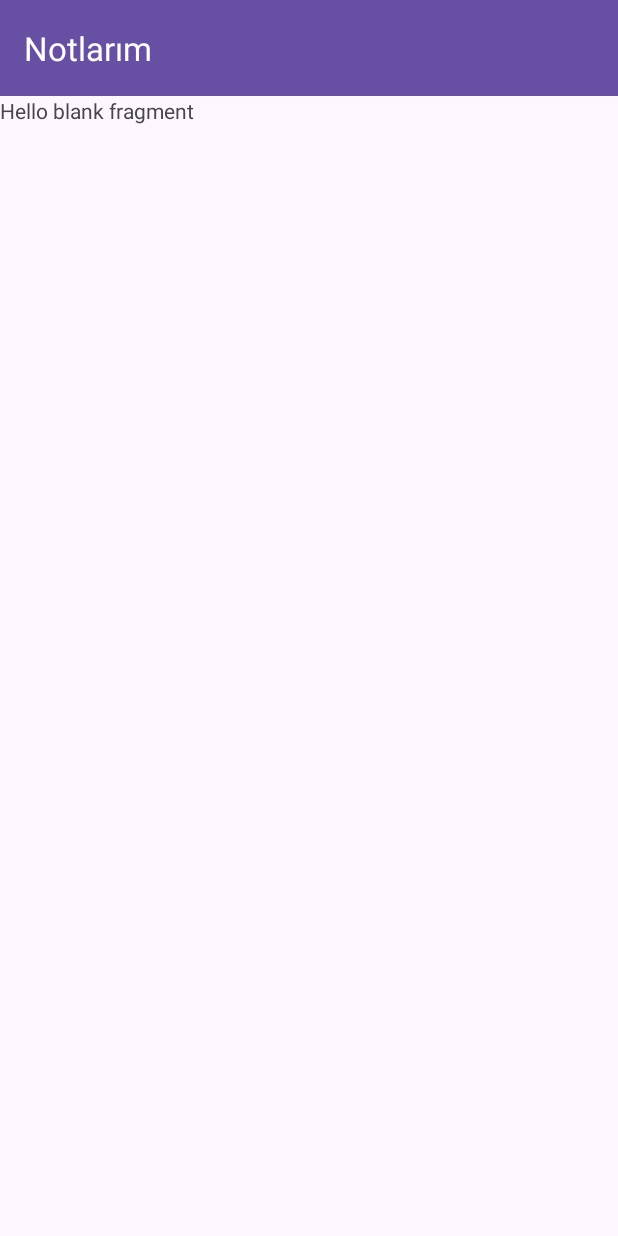
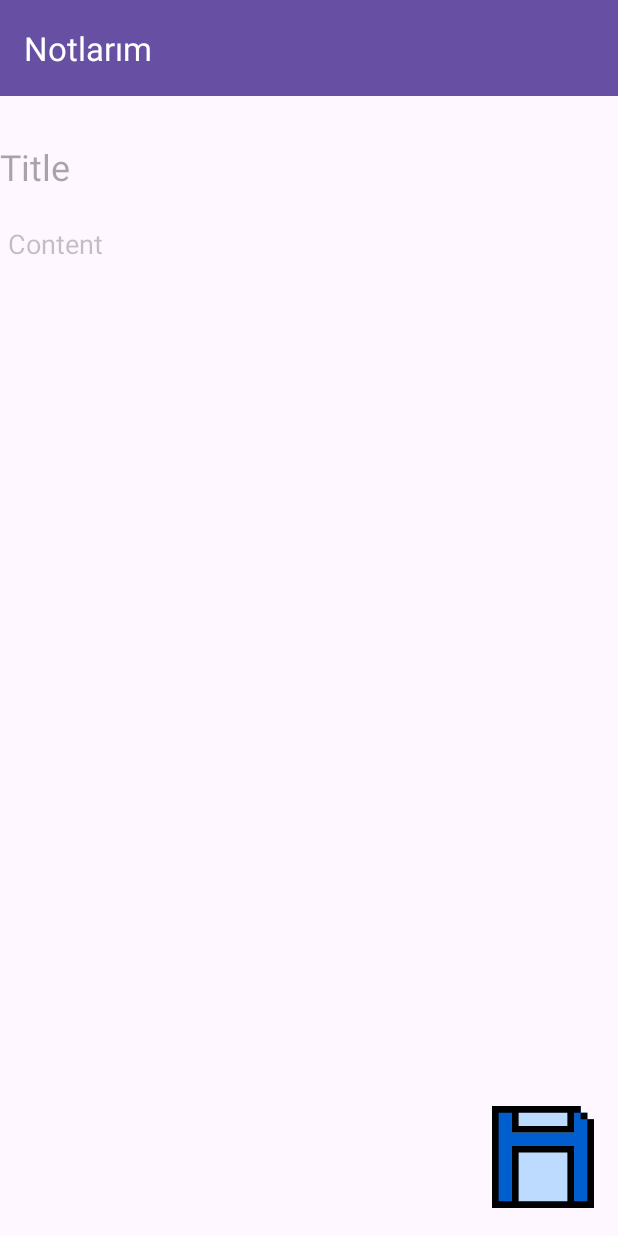
Before and after one commit to oktyGnc/Notmi, an Android app: the AddNoteFragment screen opened through its navigation route, on a phone screen of 412 x 824 dp. Run offline under Robolectric (Android 15) with nearby library versions, the phone set to English and light mode, and no system bars; our stand-ins replace Dagger/Hilt's generated code, Room's generated code.

Commit message:
feat: Implement UI for FragmentNoteDetail and FragmentAddNote

```diff
--- a/app/src/main/java/com/oktaygenc/notmi/presentation/adapter/NoteAdapter.kt
+++ b/app/src/main/java/com/oktaygenc/notmi/presentation/adapter/NoteAdapter.kt
@@ -2,9 +2,11 @@ package com.oktaygenc.notmi.presentation.adapter
 
 import android.view.LayoutInflater
 import android.view.ViewGroup
+import androidx.navigation.Navigation
 import androidx.recyclerview.widget.RecyclerView
 import com.oktaygenc.notmi.data.model.NoteEntity
 import com.oktaygenc.notmi.databinding.ItemViewNoteBinding
+import com.oktaygenc.notmi.presentation.ui.NoteListFragmentDirections
 
 class NoteAdapter (private var notes: List<NoteEntity>) : RecyclerView.Adapter<NoteAdapter.NoteViewHolder>() {
 
@@ -25,6 +27,11 @@ class NoteAdapter (private var notes: List<NoteEntity>) : RecyclerView.Adapter<N
 
     override fun onBindViewHolder(holder: NoteViewHolder, position: Int) {
         holder.bind(notes[position])
+        holder.itemView.setOnClickListener {
+            val action = NoteListFragmentDirections.actionNoteListFragmentToNoteDetailFragment()
+            val navController = Navigation.findNavController(holder.itemView)
+            navController.navigate(action)
+        }
     }
 
     fun updateNotes(newNotes: List<NoteEntity>) {
--- a/app/src/main/java/com/oktaygenc/notmi/presentation/ui/NoteListFragment.kt
+++ b/app/src/main/java/com/oktaygenc/notmi/presentation/ui/NoteListFragment.kt
@@ -35,8 +35,11 @@ class NoteListFragment : Fragment() {
     override fun onViewCreated(view: View, savedInstanceState: Bundle?) {
         super.onViewCreated(view, savedInstanceState)
         setupRecyclerView()
-        binding.icAdd.setOnClickListener {
-            findNavController().navigate(R.id.action_noteListFragment_to_addNoteFragment)
+        with(binding){
+            icAdd.setOnClickListener {
+                findNavController().navigate(R.id.action_noteListFragment_to_addNoteFragment)
+            }
+
         }
     }
 
--- a/app/src/main/res/layout/fragment_add_note.xml
+++ b/app/src/main/res/layout/fragment_add_note.xml
@@ -1,14 +1,53 @@
 <?xml version="1.0" encoding="utf-8"?>
-<FrameLayout xmlns:android="http://schemas.android.com/apk/res/android"
+<androidx.constraintlayout.widget.ConstraintLayout xmlns:android="http://schemas.android.com/apk/res/android"
+    xmlns:app="http://schemas.android.com/apk/res-auto"
     xmlns:tools="http://schemas.android.com/tools"
     android:layout_width="match_parent"
     android:layout_height="match_parent"
     tools:context=".presentation.ui.AddNoteFragment">
 
-    <!-- TODO: Update blank fragment layout -->
-    <TextView
-        android:layout_width="match_parent"
-        android:layout_height="match_parent"
-        android:text="@string/hello_blank_fragment" />
+    <EditText
+        android:id="@+id/etTitle"
+        android:layout_width="0dp"
+        android:layout_height="62dp"
+        android:layout_marginTop="16dp"
+        android:background="@android:color/transparent"
+        android:ems="10"
+        android:hint="Title"
+        android:inputType="text"
+        android:textSize="24sp"
+        app:layout_constraintBottom_toTopOf="@+id/etContent"
+        app:layout_constraintEnd_toEndOf="parent"
+        app:layout_constraintStart_toStartOf="parent"
+        app:layout_constraintTop_toTopOf="parent" />
 
-</FrameLayout>
+    <EditText
+        android:id="@+id/etContent"
+        android:layout_width="0dp"
+        android:layout_height="wrap_content"
+        android:layout_marginStart="5dp"
+        android:layout_marginTop="8dp"
+        android:layout_marginEnd="5dp"
+        android:alpha="0.7"
+        android:autofillHints=""
+        android:background="@android:color/transparent"
+        android:gravity="top|start"
+        android:hint="Content"
+        android:inputType="textMultiLine"
+        android:scrollbars="vertical"
+        android:textSize="18sp"
+        app:layout_constraintEnd_toEndOf="parent"
+        app:layout_constraintStart_toStartOf="parent"
+        app:layout_constraintTop_toBottomOf="@+id/etTitle" />
+
+    <ImageView
+        android:id="@+id/btnSave"
+        android:layout_width="68dp"
+        android:layout_height="73dp"
+        android:layout_margin="16dp"
+        android:layout_marginBottom="16dp"
+        android:src="@drawable/ic_save"
+        app:layout_constraintBottom_toBottomOf="parent"
+        app:layout_constraintEnd_toEndOf="parent" />
+
+</androidx.constraintlayout.widget.ConstraintLayout>
```
Also changed, not shown: app/src/main/res/layout/fragment_note_detail.xml (+57 -2 lines).
